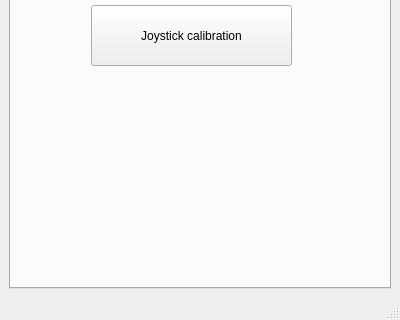
stefan-frauenfelder/monochrom-workshop-camera-stand, file mainwindow.ui: the form before one commit; both pictures show x 0 to 400 and y 280 to 600 of the 400 by 600 pixel window.
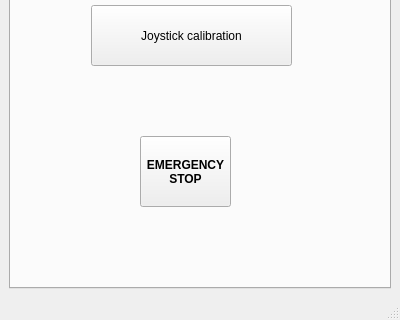
The form after the commit.

Commit message: Add emergency stop button to window

The edit to the form file:
```diff
--- a/mainwindow.ui
+++ b/mainwindow.ui
@@ -69,6 +69,28 @@
          <string>Joystick calibration</string>
         </property>
        </widget>
+       <widget class="QPushButton" name="estop_button">
+        <property name="geometry">
+         <rect>
+          <x>129</x>
+          <y>381</y>
+          <width>91</width>
+          <height>71</height>
+         </rect>
+        </property>
+        <property name="font">
+         <font>
+          <bold>true</bold>
+         </font>
+        </property>
+        <property name="text">
+         <string>EMERGENCY
+STOP</string>
+        </property>
+        <property name="flat">
+         <bool>false</bool>
+        </property>
+       </widget>
       </widget>
       <widget class="QWidget" name="jog_tab">
        <attribute name="title">
```
